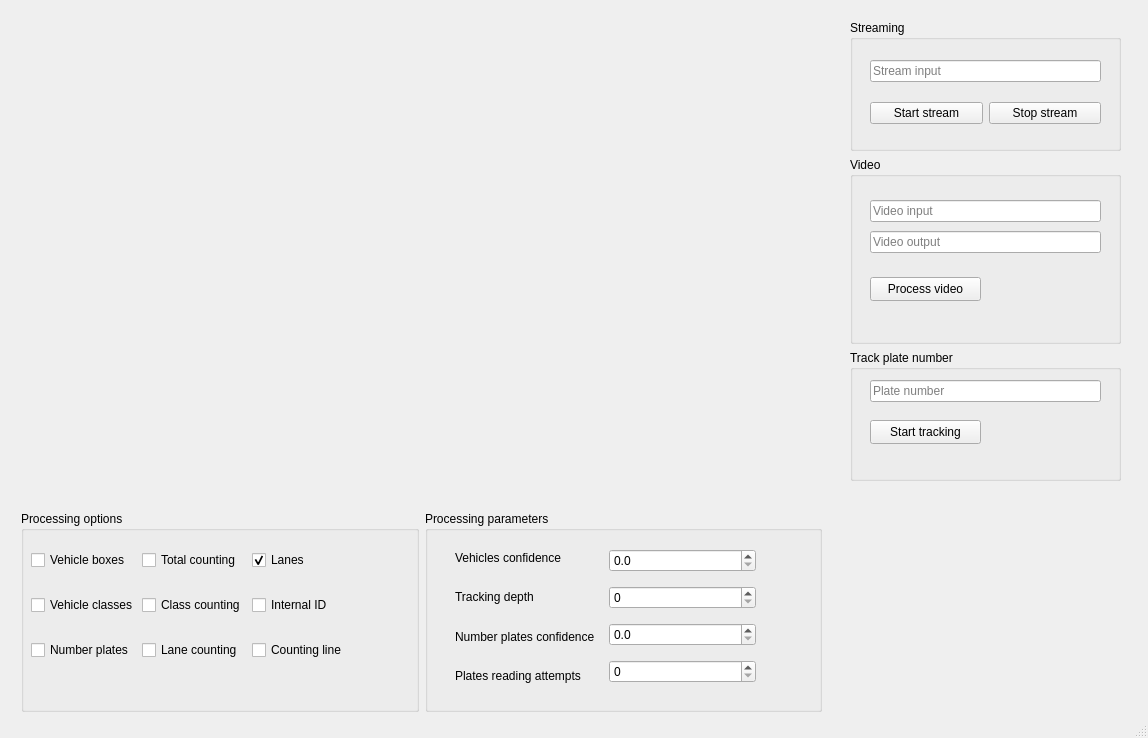
Old version of the form source/gui/generated/main_window.ui in the repository OvidiuPles/traffic-surveillance.
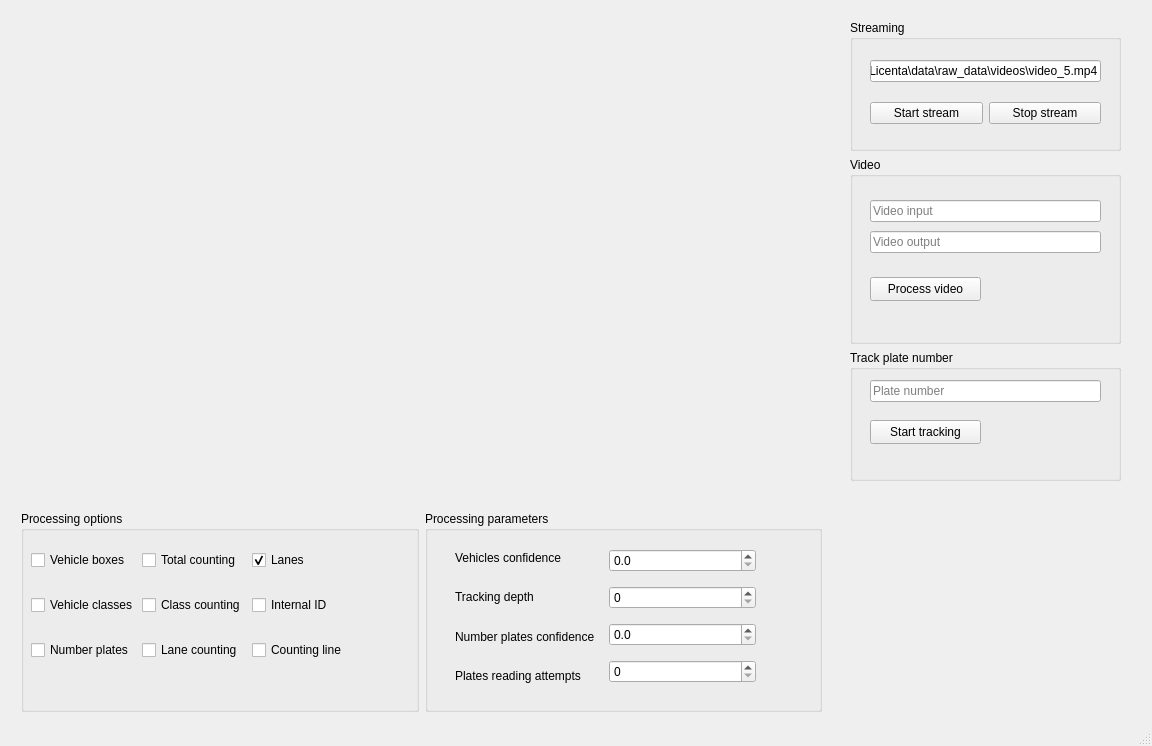
New version of the form.

Patch:
```diff
--- a/source/gui/generated/main_window.ui
+++ b/source/gui/generated/main_window.ui
@@ -6,8 +6,8 @@
    <rect>
     <x>0</x>
     <y>0</y>
-    <width>1148</width>
-    <height>738</height>
+    <width>1152</width>
+    <height>746</height>
    </rect>
   </property>
   <property name="windowTitle">
@@ -254,7 +254,7 @@
          </rect>
         </property>
         <property name="text">
-         <string/>
+         <string>C:\Licenta\data\raw_data\videos\video_5.mp4</string>
         </property>
         <property name="placeholderText">
          <string>Stream input</string>
```
Left out of the diff: 8 changed lines with no effect on the pictures.
